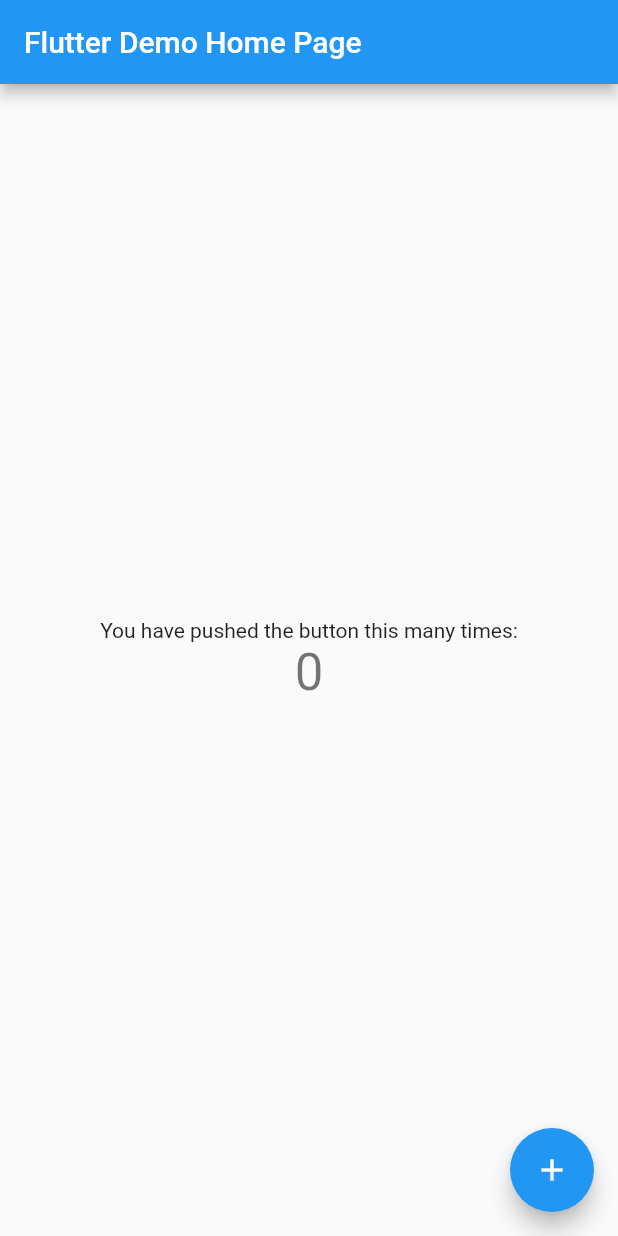
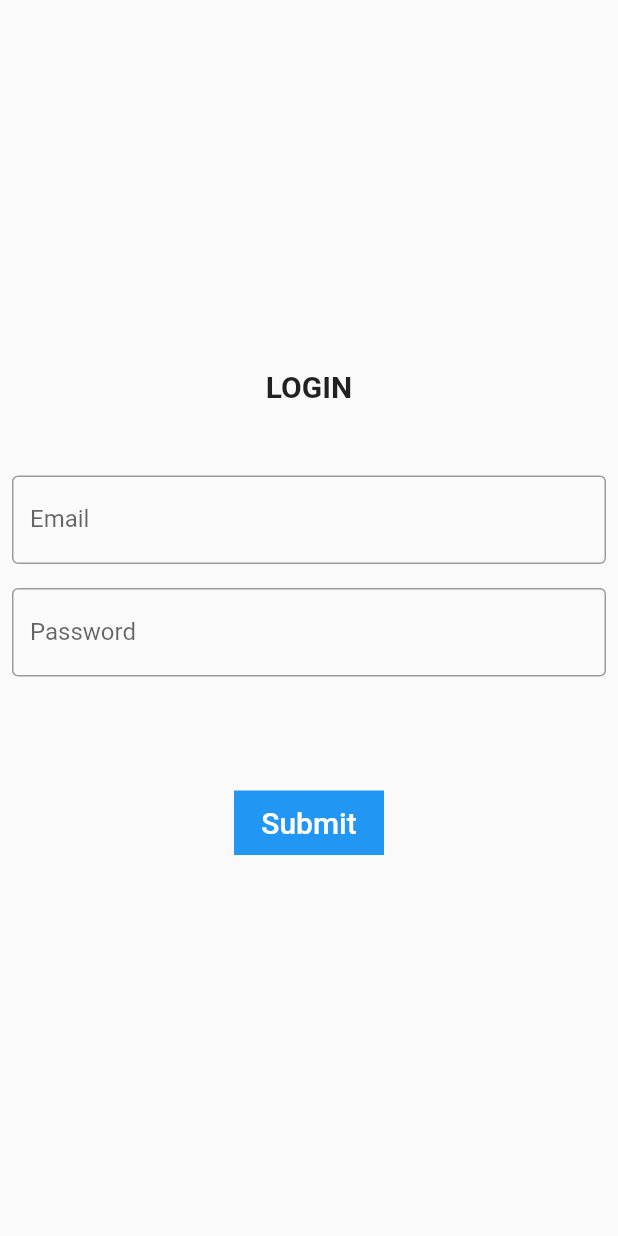
Before and after one commit to kennywilliam10/fluttersimpleapp, a Flutter app: the screen it shows after launch, on a phone screen of 412 x 824 dp. Run offline on Flutter 3.47's test engine with Material 2 defaults, Android fonts, the phone set to English and light mode, and no system bars; our stand-ins replace nb_utils.

Commit message:
tugas week6

```diff
--- a/appsimple/lib/main.dart
+++ b/appsimple/lib/main.dart
@@ -1,4 +1,6 @@
 import 'package:flutter/material.dart';
+import 'package:appsimple/HomeScreen.dart';
+import 'package:nb_utils/nb_utils.dart';
 
 void main() {
   runApp(const MyApp());
@@ -7,109 +9,72 @@ void main() {
 class MyApp extends StatelessWidget {
   const MyApp({Key? key}) : super(key: key);
 
-  // This widget is the root of your application.
   @override
   Widget build(BuildContext context) {
-    return MaterialApp(
-      title: 'Flutter Demo',
-      theme: ThemeData(
-        // This is the theme of your application.
-        //
-        // Try running your application with "flutter run". You'll see the
-        // application has a blue toolbar. Then, without quitting the app, try
-        // changing the primarySwatch below to Colors.green and then invoke
-        // "hot reload" (press "r" in the console where you ran "flutter run",
-        // or simply save your changes to "hot reload" in a Flutter IDE).
-        // Notice that the counter didn't reset back to zero; the application
-        // is not restarted.
-        primarySwatch: Colors.blue,
-      ),
-      home: const MyHomePage(title: 'Flutter Demo Home Page'),
-    );
+    return const MaterialApp(home: LoginScreen());
   }
 }
 
-class MyHomePage extends StatefulWidget {
-  const MyHomePage({Key? key, required this.title}) : super(key: key);
-
-  // This widget is the home page of your application. It is stateful, meaning
-  // that it has a State object (defined below) that contains fields that affect
-  // how it looks.
-
-  // This class is the configuration for the state. It holds the values (in this
-  // case the title) provided by the parent (in this case the App widget) and
-  // used by the build method of the State. Fields in a Widget subclass are
-  // always marked "final".
-
-  final String title;
-
-  @override
-  State<MyHomePage> createState() => _MyHomePageState();
-}
-
-class _MyHomePageState extends State<MyHomePage> {
-  int _counter = 0;
-
-  void _incrementCounter() {
-    setState(() {
-      // This call to setState tells the Flutter framework that something has
-      // changed in this State, which causes it to rerun the build method below
-      // so that the display can reflect the updated values. If we changed
-      // _counter without calling setState(), then the build method would not be
-      // called again, and so nothing would appear to happen.
-      _counter++;
-    });
-  }
+class LoginScreen extends StatelessWidget {
+  const LoginScreen({
+    Key? key,
+  }) : super(key: key);
 
   @override
   Widget build(BuildContext context) {
-    // This method is rerun every time setState is called, for instance as done
-    // by the _incrementCounter method above.
-    //
-    // The Flutter framework has been optimized to make rerunning build methods
-    // fast, so that you can just rebuild anything that needs updating rather
-    // than having to individually change instances of widgets.
     return Scaffold(
-      appBar: AppBar(
-        // Here we take the value from the MyHomePage object that was created by
-        // the App.build method, and use it to set our appbar title.
-        title: Text(widget.title),
-      ),
-      body: Center(
-        // Center is a layout widget. It takes a single child and positions it
-        // in the middle of the parent.
-        child: Column(
-          // Column is also a layout widget. It takes a list of children and
-          // arranges them vertically. By default, it sizes itself to fit its
-          // children horizontally, and tries to be as tall as its parent.
-          //
-          // Invoke "debug painting" (press "p" in the console, choose the
-          // "Toggle Debug Paint" action from the Flutter Inspector in Android
-          // Studio, or the "Toggle Debug Paint" command in Visual Studio Code)
-          // to see the wireframe for each widget.
-          //
-          // Column has various properties to control how it sizes itself and
-          // how it positions its children. Here we use mainAxisAlignment to
-          // center the children vertically; the main axis here is the vertical
-          // axis because Columns are vertical (the cross axis would be
-          // horizontal).
-          mainAxisAlignment: MainAxisAlignment.center,
-          children: <Widget>[
-            const Text(
-              'You have pushed the button this many times:',
+        body: Container(
+            child: Column(
+                mainAxisAlignment: MainAxisAlignment.center,
+                crossAxisAlignment: CrossAxisAlignment.center,
+                children: [
+          const Padding(
+            padding: EdgeInsets.only(bottom: 40),
+            child: Text('LOGIN',
+                style: TextStyle(fontSize: 20, fontWeight: FontWeight.bold)),
+          ),
+          const Padding(
+            padding: EdgeInsets.all(8.0),
+            child: TextField(
+              obscureText: true,
+              decoration: InputDecoration(
+                border: OutlineInputBorder(),
+                labelText: 'Email',
+              ),
             ),
-            Text(
-              '$_counter',
-              style: Theme.of(context).textTheme.headline4,
+          ),
+          const Padding(
+            padding: EdgeInsets.all(8.0),
+            child: TextField(
+              obscureText: true,
+              decoration: InputDecoration(
+                border: OutlineInputBorder(),
+                labelText: 'Password',
+              ),
             ),
-          ],
-        ),
-      ),
-      floatingActionButton: FloatingActionButton(
-        onPressed: _incrementCounter,
-        tooltip: 'Increment',
-        child: const Icon(Icons.add),
-      ), // This trailing comma makes auto-formatting nicer for build methods.
-    );
+          ),
+          Padding(
+            padding: const EdgeInsets.only(top: 60),
+            child: TextButton(
+              child: Container(
+                padding: const EdgeInsets.all(10),
+                width: 100,
+                color: Colors.blue,
+                child: const Center(
+                  child: Text(
+                    'Submit',
+                    style: TextStyle(
+                      fontSize: 20.0,
+                      color: Colors.white,
+                    ),
+                  ),
+                ),
+              ),
+              onPressed: () {
+                const HomeScreen().launch(context);
+              },
+            ),
+          ),
+        ])));
   }
 }
--- a/appsimple/pubspec.yaml
+++ b/appsimple/pubspec.yaml
@@ -34,6 +34,7 @@ dependencies:
   # The following adds the Cupertino Icons font to your application.
   # Use with the CupertinoIcons class for iOS style icons.
   cupertino_icons: ^1.0.2
+  nb_utils: ^4.4.17
 
 dev_dependencies:
   flutter_test:
```
Also changed, not shown: appsimple/lib/HomeScreen.dart (added, +62 -0 lines), appsimple/pubspec.lock, 2 other files.
